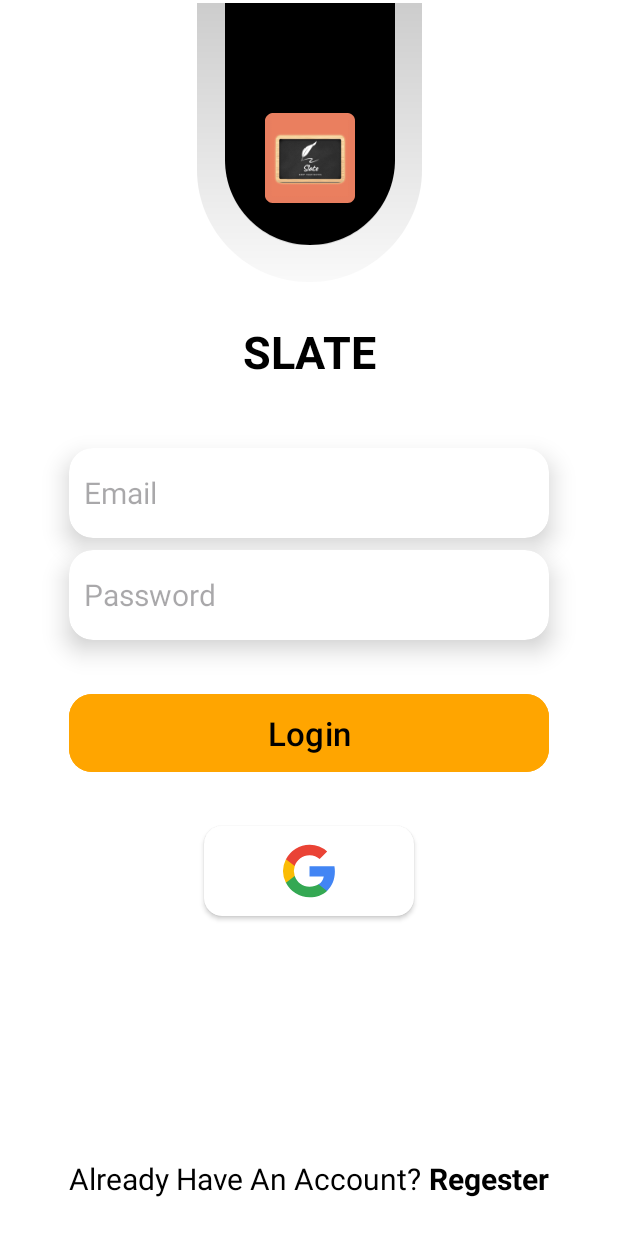
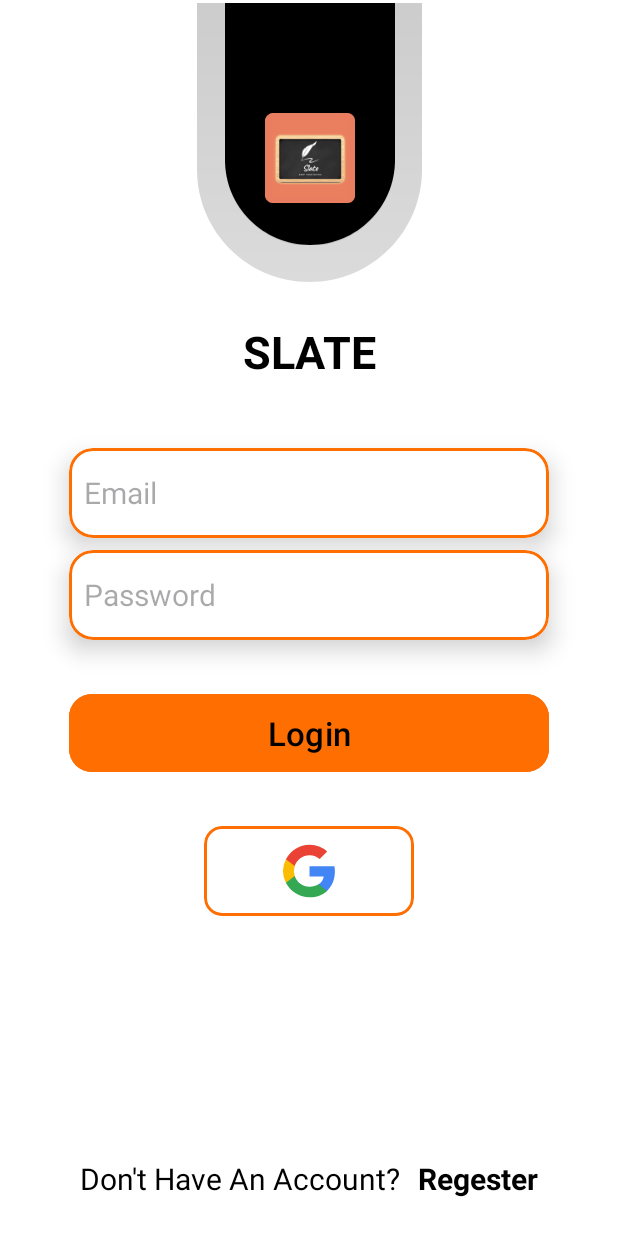
Before and after one commit to PiyushJT/Slate, an Android app: the screen it shows after launch (LoginActivity), after a tap on "SIGN IN", on a phone screen of 412 x 824 dp. Run offline under Robolectric (Android 15) with nearby library versions, the light colour scheme and no system bars; our stand-ins replace Firebase (no records; nobody signed in at launch, a user with empty details on screens opened directly); libraries missing offline, so code that uses them is left out: pl.droidsonroids.gif; 3 statements that could not run were skipped.

Commit message:
added functionality to login via google ( error in username ) and added function to check internet

```diff
--- a/app/build.gradle.kts
+++ b/app/build.gradle.kts
@@ -52,6 +52,8 @@
     implementation("androidx.annotation:annotation:1.7.1")
     implementation("androidx.lifecycle:lifecycle-livedata-ktx:2.6.2")
     implementation("androidx.lifecycle:lifecycle-viewmodel-ktx:2.6.2")
+    implementation("com.google.firebase:firebase-auth:22.3.0")
+    implementation("com.google.android.gms:play-services-auth:20.7.0")
     implementation("com.google.firebase:firebase-database:20.3.0")
     testImplementation("junit:junit:4.13.2")
     androidTestImplementation("androidx.test.ext:junit:1.1.5")
--- a/app/src/main/AndroidManifest.xml
+++ b/app/src/main/AndroidManifest.xml
@@ -1,6 +1,8 @@
 <?xml version="1.0" encoding="utf-8"?>
 <manifest xmlns:android="http://schemas.android.com/apk/res/android"
     xmlns:tools="http://schemas.android.com/tools">
+
+    <uses-permission android:name="android.permission.ACCESS_NETWORK_STATE" />
 
     <application
         android:allowBackup="true"
--- a/app/src/main/java/com/piyushjt/projects/slate_notes/LoginActivity.kt
+++ b/app/src/main/java/com/piyushjt/projects/slate_notes/LoginActivity.kt
@@ -4,43 +4,83 @@
 import androidx.appcompat.app.AppCompatActivity
 import android.os.Bundle
 import android.widget.Toast
+import com.google.android.gms.auth.api.signin.GoogleSignIn
+import com.google.android.gms.auth.api.signin.GoogleSignInOptions
+import com.google.android.gms.common.api.ApiException
+import com.google.firebase.auth.GoogleAuthProvider
 import com.piyushjt.projects.slate_notes.databinding.ActivityLoginBinding
 
 class LoginActivity : AppCompatActivity() {
-    private lateinit var binding : ActivityLoginBinding
+    private lateinit var binding: ActivityLoginBinding
     override fun onCreate(savedInstanceState: Bundle?) {
         super.onCreate(savedInstanceState)
-        binding= ActivityLoginBinding.inflate(layoutInflater)
+        binding = ActivityLoginBinding.inflate(layoutInflater)
         setContentView(binding.root)
 
 
         // going to register activity
-        binding.registerTV.setOnClickListener{
+        binding.registerTV.setOnClickListener {
             startActivity(Intent(this, RegisterActivity::class.java))
             finish()
         }
 
-        // log in via logIn button
+        // log in via logIn button (email and password)
         binding.loginBtn.setOnClickListener {
-            val email= binding.emailLogin.text.toString()
-            val password= binding.passwordLogin.text.toString()
+            val email = binding.emailLogin.text.toString()
+            val password = binding.passwordLogin.text.toString()
 
             // checking for emptiness
-            if (email.isNotEmpty() && password.isNotEmpty()){
-                MainActivity.auth.signInWithEmailAndPassword(email, password).addOnCompleteListener{
+            if (email.isNotEmpty() && password.isNotEmpty()) {
+                MainActivity.auth.signInWithEmailAndPassword(email, password)
+                    .addOnCompleteListener {
 
                         // if success
-                    if(it.isSuccessful){
+                        if (it.isSuccessful) {
                             startActivity(Intent(this, MainActivity::class.java))
                             finish()
                         }
 
                         // if failed
-                }.addOnFailureListener{
+                    }.addOnFailureListener {
                         Toast.makeText(this, it.localizedMessage, Toast.LENGTH_LONG).show()
                     }
             }
         }
 
+        val gso = GoogleSignInOptions.Builder(GoogleSignInOptions.DEFAULT_SIGN_IN)
+            .requestIdToken(getString(R.string.client_id))
+            .requestEmail()
+            .build()
+
+        val googleSignInClient = GoogleSignIn.getClient(this, gso)
+
+
+        binding.googleBtn.setOnClickListener {
+            googleSignInClient.signOut()
+            startActivityForResult(googleSignInClient.signInIntent, 108)
+        }
+
+    }
+
+    override fun onActivityResult(requestCode: Int, resultCode: Int, data: Intent?) {
+        super.onActivityResult(requestCode, resultCode, data)
+        if (requestCode == 108 && resultCode == RESULT_OK) {
+            val task = GoogleSignIn.getSignedInAccountFromIntent(data)
+            val account = task.getResult(ApiException::class.java)!!
+            firebaseAuthWithGoogle(account.idToken!!)
         }
     }
+
+    private fun firebaseAuthWithGoogle(idToken: String) {
+        val credential = GoogleAuthProvider.getCredential(idToken, null)
+        MainActivity.auth.signInWithCredential(credential)
+            .addOnCompleteListener(this) { task ->
+                if (task.isSuccessful) {
+                    startActivity(Intent(this, MainActivity::class.java))
+                    finish()
+                }
+            }.addOnFailureListener {
+                Toast.makeText(this, it.localizedMessage, Toast.LENGTH_LONG).show()
+            }
+    }
+}
--- a/app/src/main/java/com/piyushjt/projects/slate_notes/MainActivity.kt
+++ b/app/src/main/java/com/piyushjt/projects/slate_notes/MainActivity.kt
@@ -33,6 +33,11 @@
         }
 
 
+        // Checking for internet Connection
+        if (!Utils.isNetworkAvailable(this)) {
+            Utils.showNoInternetDialog(this)
+        }
+
         // signing out the user
         binding.signOut.setOnClickListener {
             auth.signOut()
@@ -59,7 +64,8 @@
             // retrieving username from realtime database
             currentUser.let {
                 // defining path to username
-                val noteReference = databaseReference.child("usernames").child(currentUserUid).child("username")
+                val noteReference =
+                    databaseReference.child("usernames").child(currentUserUid).child("username")
 
                 noteReference.addValueEventListener(object : ValueEventListener {
                     override fun onDataChange(snapshot: DataSnapshot) {
@@ -69,10 +75,11 @@
                         binding.userDetails.text = username
                         visibilitySignUpSignOut()
                     }
+
                     override fun onCancelled(error: DatabaseError) {}
                 })
             }
-        // if user have not signed in
+            // if user have not signed in
         } else {
             binding.userDetails.text = ""
             visibilitySignUpSignOut()
--- a/app/src/main/java/com/piyushjt/projects/slate_notes/SplashScreenActivity.kt
+++ b/app/src/main/java/com/piyushjt/projects/slate_notes/SplashScreenActivity.kt
@@ -21,6 +21,9 @@
 
         // Loading realtime database while splash screen is running
         Handler().postDelayed({
+
+            if (Utils.isNetworkAvailable(this)) {
+
                 val databaseReference = FirebaseDatabase.getInstance().reference
                 val myRef = databaseReference.child("usernames")
                 myRef.get().addOnSuccessListener {
@@ -32,7 +35,10 @@
                         startActivity(Intent(this, MainActivity::class.java))
                         finish()
                     }
+            } else {
+                startActivity(Intent(this, MainActivity::class.java))
+                finish()
+            }
         }, 1500) // 1.5 sec min. delay
-
     }
 }
--- /dev/null
+++ b/app/src/main/java/com/piyushjt/projects/slate_notes/Utils.kt
@@ -0,0 +1,49 @@
+package com.piyushjt.projects.slate_notes
+
+import android.app.Activity
+import android.app.AlertDialog
+import android.content.Context
+import android.net.ConnectivityManager
+import android.net.NetworkCapabilities
+import android.os.Build
+
+object Utils {
+
+    fun isNetworkAvailable(context: Context): Boolean {
+        val connectivityManager =
+            context.getSystemService(Context.CONNECTIVITY_SERVICE) as ConnectivityManager
+
+        if (Build.VERSION.SDK_INT >= Build.VERSION_CODES.Q) {
+            val capabilities =
+                connectivityManager.getNetworkCapabilities(connectivityManager.activeNetwork)
+            if (capabilities != null) {
+                return when {
+                    capabilities.hasTransport(NetworkCapabilities.TRANSPORT_CELLULAR) -> true
+                    capabilities.hasTransport(NetworkCapabilities.TRANSPORT_WIFI) -> true
+                    capabilities.hasTransport(NetworkCapabilities.TRANSPORT_ETHERNET) -> true
+                    else -> false
+                }
+            }
+        } else {
+            val activeNetworkInfo = connectivityManager.activeNetworkInfo
+            return activeNetworkInfo != null && activeNetworkInfo.isConnected
+        }
+        return false
+
+    }
+
+    fun showNoInternetDialog(context: Context) {
+        val builder = AlertDialog.Builder(context)
+        builder.setTitle("No Internet Connection")
+        builder.setMessage("Please check your internet connection and try again.")
+
+        // Add the "Retry" button with refresh logic
+        builder.setPositiveButton("Retry") { dialog, _ ->
+            dialog.dismiss() // Dismiss the dialog
+            (context as Activity).recreate() // Refresh the activity
+        }
+
+        builder.show()
+    }
+
+}
--- a/app/src/main/res/layout/activity_login.xml
+++ b/app/src/main/res/layout/activity_login.xml
@@ -41,11 +41,11 @@
         android:id="@+id/imageView5"
         android:layout_width="60dp"
         android:layout_height="60dp"
+        android:src="@mipmap/ic_launcher_round"
         app:layout_constraintBottom_toBottomOf="@+id/imageView4"
         app:layout_constraintEnd_toEndOf="@+id/imageView4"
         app:layout_constraintStart_toStartOf="@+id/imageView4"
-        app:layout_constraintTop_toTopOf="@+id/imageView4"
-        android:src="@mipmap/ic_launcher_round" />
+        app:layout_constraintTop_toTopOf="@+id/imageView4" />
 
     <TextView
         android:id="@+id/firebase"
@@ -63,7 +63,7 @@
         app:layout_constraintStart_toStartOf="parent"
         app:layout_constraintTop_toBottomOf="@+id/imageView2" />
 
-        <androidx.cardview.widget.CardView
+    <com.google.android.material.card.MaterialCardView
         android:id="@+id/cardView"
         android:layout_width="320dp"
         android:layout_height="60dp"
@@ -73,7 +73,9 @@
         app:cardElevation="10dp"
         app:layout_constraintEnd_toEndOf="parent"
         app:layout_constraintStart_toStartOf="parent"
-            app:layout_constraintTop_toBottomOf="@+id/firebase">
+        app:layout_constraintTop_toBottomOf="@+id/firebase"
+        app:strokeColor="@color/orange"
+        app:strokeWidth="2dp">
 
         <androidx.constraintlayout.widget.ConstraintLayout
             android:layout_width="match_parent"
@@ -83,6 +85,7 @@
                 android:id="@+id/emailLogin"
                 android:layout_width="300dp"
                 android:layout_height="match_parent"
+                android:autofillHints="emailAddress"
                 android:background="@android:color/transparent"
                 android:hint="@string/email"
                 android:inputType="textEmailAddress"
@@ -90,24 +93,25 @@
                 app:layout_constraintBottom_toBottomOf="parent"
                 app:layout_constraintEnd_toEndOf="parent"
                 app:layout_constraintStart_toStartOf="parent"
-                    app:layout_constraintTop_toTopOf="parent"
-                    android:autofillHints="emailAddress" />
+                app:layout_constraintTop_toTopOf="parent" />
 
         </androidx.constraintlayout.widget.ConstraintLayout>
 
-        </androidx.cardview.widget.CardView>
+    </com.google.android.material.card.MaterialCardView>
 
-        <androidx.cardview.widget.CardView
+    <com.google.android.material.card.MaterialCardView
         android:id="@+id/cardView2"
         android:layout_width="320dp"
         android:layout_height="60dp"
         android:layout_marginTop="8dp"
+        android:backgroundTint="@color/background"
         app:cardCornerRadius="16dp"
         app:cardElevation="10dp"
-            android:backgroundTint="@color/background"
         app:layout_constraintEnd_toEndOf="parent"
         app:layout_constraintStart_toStartOf="parent"
-            app:layout_constraintTop_toBottomOf="@+id/cardView">
+        app:layout_constraintTop_toBottomOf="@+id/cardView"
+        app:strokeColor="@color/orange"
+        app:strokeWidth="2dp">
 
         <androidx.constraintlayout.widget.ConstraintLayout
             android:layout_width="match_parent"
@@ -117,6 +121,7 @@
                 android:id="@+id/passwordLogin"
                 android:layout_width="300dp"
                 android:layout_height="match_parent"
+                android:autofillHints="password"
                 android:background="@android:color/transparent"
                 android:hint="@string/password"
                 android:inputType="textPassword"
@@ -124,12 +129,11 @@
                 app:layout_constraintBottom_toBottomOf="parent"
                 app:layout_constraintEnd_toEndOf="parent"
                 app:layout_constraintStart_toStartOf="parent"
-                    app:layout_constraintTop_toTopOf="parent"
-                    android:autofillHints="password" />
+                app:layout_constraintTop_toTopOf="parent" />
 
         </androidx.constraintlayout.widget.ConstraintLayout>
 
-        </androidx.cardview.widget.CardView>
+    </com.google.android.material.card.MaterialCardView>
 
 
     <LinearLayout
@@ -151,7 +155,7 @@
                 android:layout_width="wrap_content"
                 android:layout_height="36dp"
                 android:gravity="center_horizontal"
-                    android:text="@string/already_have_account"
+                android:text="@string/dont_have_account"
                 android:textColor="@color/textColor"
                 android:textSize="20sp"
                 app:layout_constraintBottom_toBottomOf="parent"
@@ -194,16 +198,18 @@
         app:layout_constraintStart_toStartOf="parent"
         app:layout_constraintTop_toBottomOf="@+id/cardView2" />
 
-    <androidx.cardview.widget.CardView
+    <com.google.android.material.card.MaterialCardView
         android:id="@+id/googleBtn"
         android:layout_width="140dp"
         android:layout_height="60dp"
         android:layout_marginTop="32dp"
+        android:backgroundTint="@color/background"
         app:cardCornerRadius="12dp"
-        android:backgroundTint="@color/background"
         app:layout_constraintEnd_toEndOf="parent"
         app:layout_constraintStart_toStartOf="parent"
-        app:layout_constraintTop_toBottomOf="@+id/loginBtn">
+        app:layout_constraintTop_toBottomOf="@+id/loginBtn"
+        app:strokeColor="@color/orange"
+        app:strokeWidth="2dp">
 
         <androidx.constraintlayout.widget.ConstraintLayout
             android:layout_width="match_parent"
@@ -221,6 +227,6 @@
 
         </androidx.constraintlayout.widget.ConstraintLayout>
 
-    </androidx.cardview.widget.CardView>
+    </com.google.android.material.card.MaterialCardView>
 
 </androidx.constraintlayout.widget.ConstraintLayout>
--- a/app/src/main/res/values-night/colors.xml
+++ b/app/src/main/res/values-night/colors.xml
@@ -2,8 +2,7 @@
 <resources>
     <color name="background">#FF000000</color>
     <color name="textColor">#FFFFFFFF</color>
-    <color name="textColorLightest">#1AFFFFFF</color>
+    <color name="textColorLightest">#BBBBBB</color>
+    <color name="backgroundLightest">#494949</color>
     <color name="red">#f00</color>
-    <color name="orange">#ffa500</color>
-    <color name="yellow">#FFD500</color>
 </resources>
--- a/app/src/main/res/values/colors.xml
+++ b/app/src/main/res/values/colors.xml
@@ -4,8 +4,12 @@
     <color name="black">#000000</color>
     <color name="white">#FFFFFF</color>
     <color name="textColor">#000000</color>
-    <color name="textColorLightest">#1A000000</color>
+    <color name="textColorLightest">#494949</color>
+    <color name="blackLightest">#494949</color>
+    <color name="backgroundLightest">#BBBBBB</color>
+    <color name="whiteLightest">#BBBBBB</color>
     <color name="red">#f00</color>
-    <color name="orange">#ffa500</color>
+    <color name="orange">#ff6e00</color>
     <color name="yellow">#FFD500</color>
+    <color name="themeColor">#E77E5F</color>
 </resources>
--- a/app/src/main/res/values/strings.xml
+++ b/app/src/main/res/values/strings.xml
@@ -1,4 +1,4 @@
-<resources>
+<resources xmlns:tools="http://schemas.android.com/tools">
 
     <string name="sign_in">Sign In</string>
     <string name="sign_out">Sign Out</string>
@@ -13,6 +13,8 @@
     <string name="create_password">Create Password</string>
     <string name="create_account">Create Account</string>
 
+    <string name="client_id" tools:ignore="TypographyDashes">255206565046-nu0jfpud6sr9es88lnqm21hg292t9bol.apps.googleusercontent.com</string>
+
     <string name="app_name">Slate</string>
     <string name="title_activity_login">LoginActivity</string>
 
```
Also changed, not shown: app/src/main/res/layout/activity_main.xml (+4 -4 lines), app/src/main/res/layout/activity_register.xml (+13 -13 lines). Lines whose indentation alone changed are shown as unchanged.
